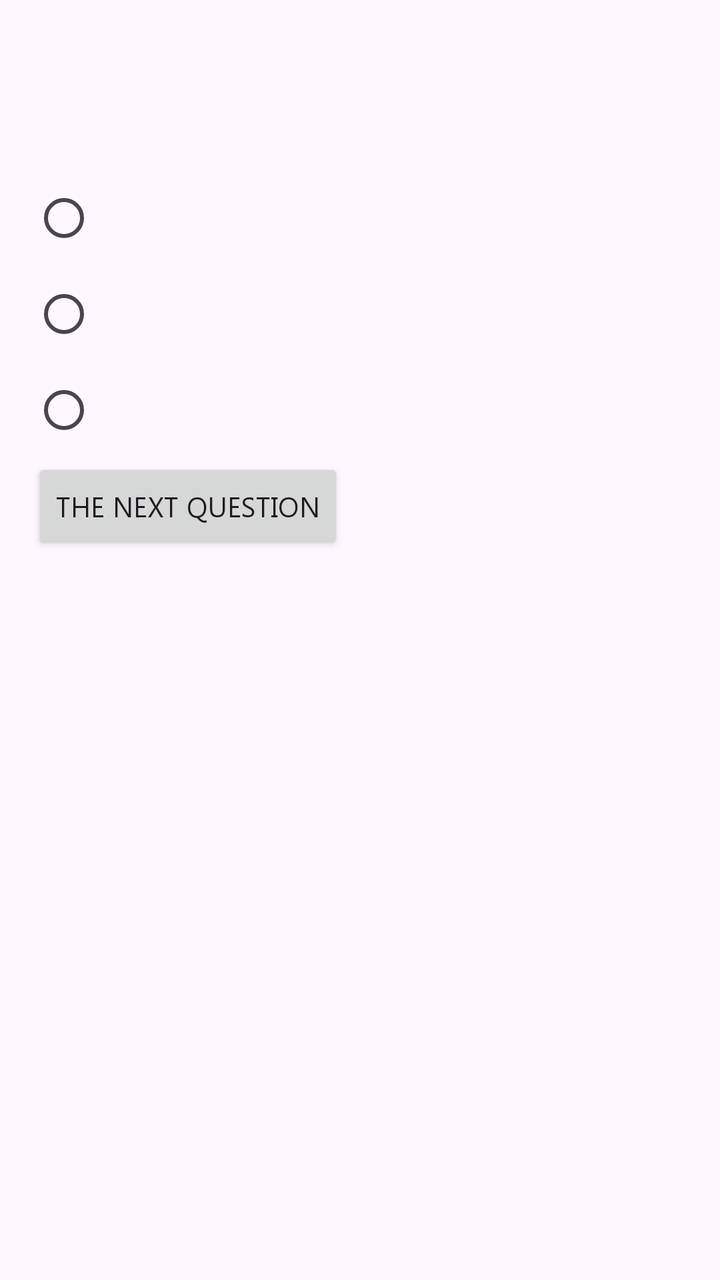
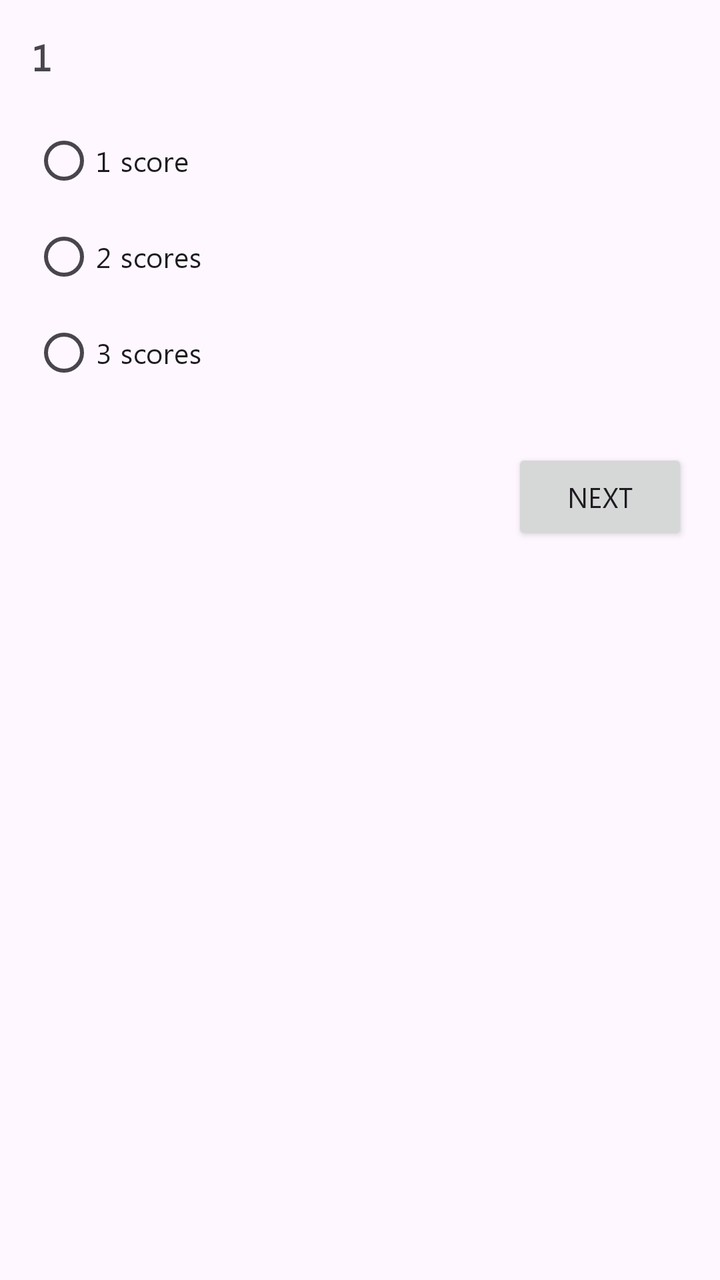

Two renders of the same Android screen: before a commit and after it. Below are the layout's source before the change and the commit's diff.
<!-- AndroidManifest.xml: application theme Theme.TestKotlin -->
<!-- res/layout/fragment_test.xml -->
<?xml version="1.0" encoding="utf-8"?>
<androidx.constraintlayout.widget.ConstraintLayout xmlns:android="http://schemas.android.com/apk/res/android"
    android:layout_width="match_parent"
    android:layout_height="match_parent"
    xmlns:tools="http://schemas.android.com/tools"
    xmlns:app="http://schemas.android.com/apk/res-auto"
    tools:context=".TestFragment">

    <LinearLayout
        android:layout_width="match_parent"
        android:layout_height="match_parent"
        android:orientation="vertical"
        android:padding="16dp">

        <TextView
            android:id="@+id/tvQuestion"
            android:layout_width="match_parent"
            android:layout_height="69dp"
            android:textSize="18sp"
            android:textStyle="bold"
            app:fontFamily="@font/lao_ui" />

        <RadioButton
            android:id="@+id/rbOptionA"
            android:layout_width="match_parent"
            android:layout_height="wrap_content"
            app:fontFamily="@font/lao_ui"/>

        <RadioButton
            android:id="@+id/rbOptionB"
            android:layout_width="match_parent"
            android:layout_height="wrap_content"
            app:fontFamily="@font/lao_ui"/>

        <RadioButton
            android:id="@+id/rbOptionC"
            android:layout_width="match_parent"
            android:layout_height="wrap_content"
            app:fontFamily="@font/lao_ui"/>

        <Button
            android:id="@+id/btnNext"
            android:layout_width="wrap_content"
            android:layout_height="wrap_content"
            android:text="@string/nextQuestion"
            app:fontFamily="@font/lao_ui"/>

    </LinearLayout>
</androidx.constraintlayout.widget.ConstraintLayout>
<!-- resources referenced by this layout -->
<resources>
  <string name="nextQuestion">The next question</string>
  <style name="Theme.TestKotlin" parent="Base.Theme.TestKotlin" />
  <style name="Base.Theme.TestKotlin" parent="Theme.Material3.DayNight.NoActionBar">
          
          
          <item name="android:fontFamily">@font/lao_ui</item>
      </style>
</resources>

<!-- the commit's change to res/layout/fragment_test.xml (unified diff, before → after) -->
@@ -1,49 +1,60 @@
 <?xml version="1.0" encoding="utf-8"?>
-<androidx.constraintlayout.widget.ConstraintLayout xmlns:android="http://schemas.android.com/apk/res/android"
+<ScrollView xmlns:android="http://schemas.android.com/apk/res/android"
     android:layout_width="match_parent"
     android:layout_height="match_parent"
-    xmlns:tools="http://schemas.android.com/tools"
     xmlns:app="http://schemas.android.com/apk/res-auto"
-    tools:context=".TestFragment">
+    android:padding="16dp">
 
     <LinearLayout
         android:layout_width="match_parent"
         android:layout_height="match_parent"
-        android:orientation="vertical"
-        android:padding="16dp">
+        android:orientation="vertical">
 
         <TextView
             android:id="@+id/tvQuestion"
-            android:layout_width="match_parent"
-            android:layout_height="69dp"
+            android:layout_width="wrap_content"
+            android:layout_height="wrap_content"
+            android:text="1"
             android:textSize="18sp"
             android:textStyle="bold"
+            android:layout_marginBottom="16dp"
             app:fontFamily="@font/lao_ui" />
 
-        <RadioButton
-            android:id="@+id/rbOptionA"
+        <RadioGroup
+            android:id="@+id/radioGroup"
             android:layout_width="match_parent"
             android:layout_height="wrap_content"
-            app:fontFamily="@font/lao_ui"/>
+            android:orientation="vertical"
+            android:layout_marginBottom="24dp">
 
-        <RadioButton
-            android:id="@+id/rbOptionB"
-            android:layout_width="match_parent"
-            android:layout_height="wrap_content"
-            app:fontFamily="@font/lao_ui"/>
+            <RadioButton
+                android:id="@+id/rbOptionA"
+                android:layout_width="wrap_content"
+                android:layout_height="wrap_content"
+                app:fontFamily="@font/lao_ui"
+                android:text="1 score"/>
 
-        <RadioButton
-            android:id="@+id/rbOptionC"
-            android:layout_width="match_parent"
-            android:layout_height="wrap_content"
-            app:fontFamily="@font/lao_ui"/>
+            <RadioButton
+                android:id="@+id/rbOptionB"
+                android:layout_width="wrap_content"
+                android:layout_height="wrap_content"
+                app:fontFamily="@font/lao_ui"
+                android:text="2 scores"/>
+
+            <RadioButton
+                android:id="@+id/rbOptionC"
+                android:layout_width="wrap_content"
+                android:layout_height="wrap_content"
+                app:fontFamily="@font/lao_ui"
+                android:text="3 scores"/>
+        </RadioGroup>
 
         <Button
             android:id="@+id/btnNext"
             android:layout_width="wrap_content"
             android:layout_height="wrap_content"
-            android:text="@string/nextQuestion"
+            android:text="Next"
+            android:layout_gravity="end"
             app:fontFamily="@font/lao_ui"/>
-
     </LinearLayout>
-</androidx.constraintlayout.widget.ConstraintLayout>
+</ScrollView>
<!-- resource entries referenced after the edit -->
@@ -1,6 +1,5 @@
 <!-- resources referenced by this layout -->
 <resources>
-  <string name="nextQuestion">The next question</string>
   <style name="Theme.TestKotlin" parent="Base.Theme.TestKotlin" />
   <style name="Base.Theme.TestKotlin" parent="Theme.Material3.DayNight.NoActionBar">
           
